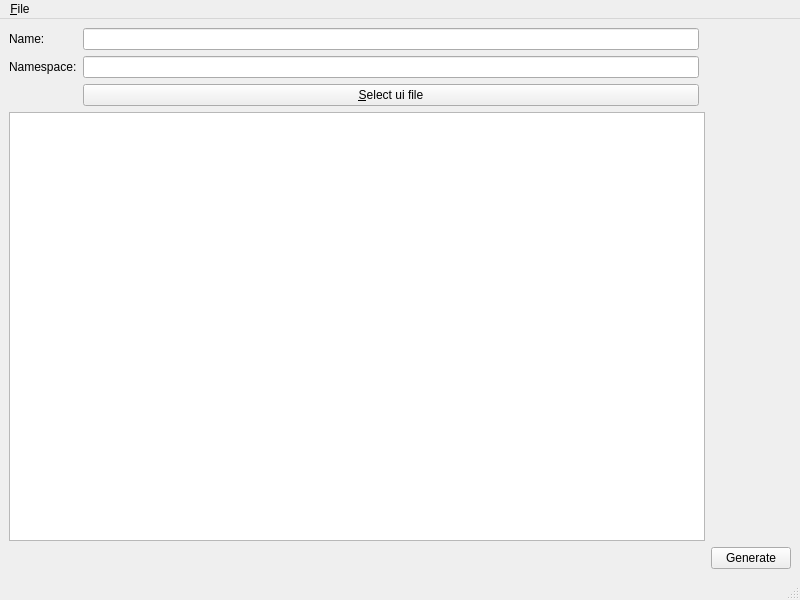
This is src/ui/MainWindow.ui in TMeixensberger/dialog-generator as Qt 5 draws it before an edit. The edited form follows.
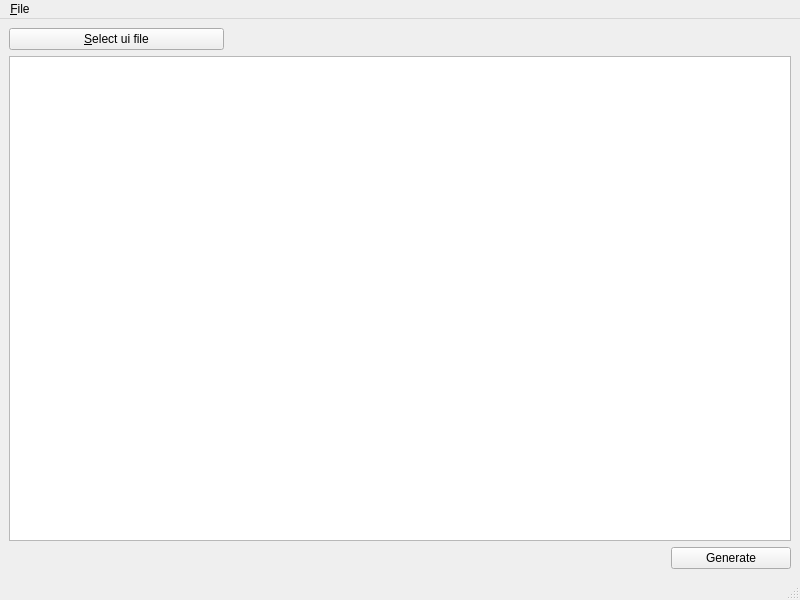
This is the edited form.

Commit message: feat: update UI layout in MainWindow.ui and enhance ProjectFile to handle absolute paths for UI files

The edit to the form file:
```diff
--- a/src/ui/MainWindow.ui
+++ b/src/ui/MainWindow.ui
@@ -15,7 +15,7 @@
   </property>
   <widget class="QWidget" name="centralwidget">
    <layout class="QGridLayout" name="gridLayout">
-    <item row="4" column="3">
+    <item row="2" column="3">
      <widget class="QPushButton" name="pushButton">
       <property name="maximumSize">
        <size>
@@ -28,49 +28,16 @@
       </property>
      </widget>
     </item>
-    <item row="1" column="1">
-     <widget class="QLineEdit" name="lineEdit_2"/>
+    <item row="1" column="0" colspan="4">
+     <widget class="QTableView" name="tableView"/>
     </item>
     <item row="0" column="0">
-     <widget class="QLabel" name="label">
-      <property name="text">
-       <string>Name:</string>
-      </property>
-     </widget>
-    </item>
-    <item row="1" column="0">
-     <widget class="QLabel" name="label_2">
-      <property name="text">
-       <string>Namespace:</string>
-      </property>
-     </widget>
-    </item>
-    <item row="0" column="1">
-     <widget class="QLineEdit" name="lineEdit"/>
-    </item>
-    <item row="2" column="1">
      <widget class="QPushButton" name="pushButton_2">
       <property name="text">
        <string>&amp;Select ui file</string>
       </property>
      </widget>
     </item>
-    <item row="0" column="3" rowspan="4">
-     <spacer name="verticalSpacer">
-      <property name="orientation">
-       <enum>Qt::Orientation::Vertical</enum>
-      </property>
-      <property name="sizeHint" stdset="0">
-       <size>
-        <width>20</width>
-        <height>40</height>
-       </size>
-      </property>
-     </spacer>
-    </item>
-    <item row="3" column="0" colspan="3">
-     <widget class="QTableView" name="tableView"/>
-    </item>
    </layout>
   </widget>
   <widget class="QMenuBar" name="menubar">
```
The commit also changes 2 other files.
